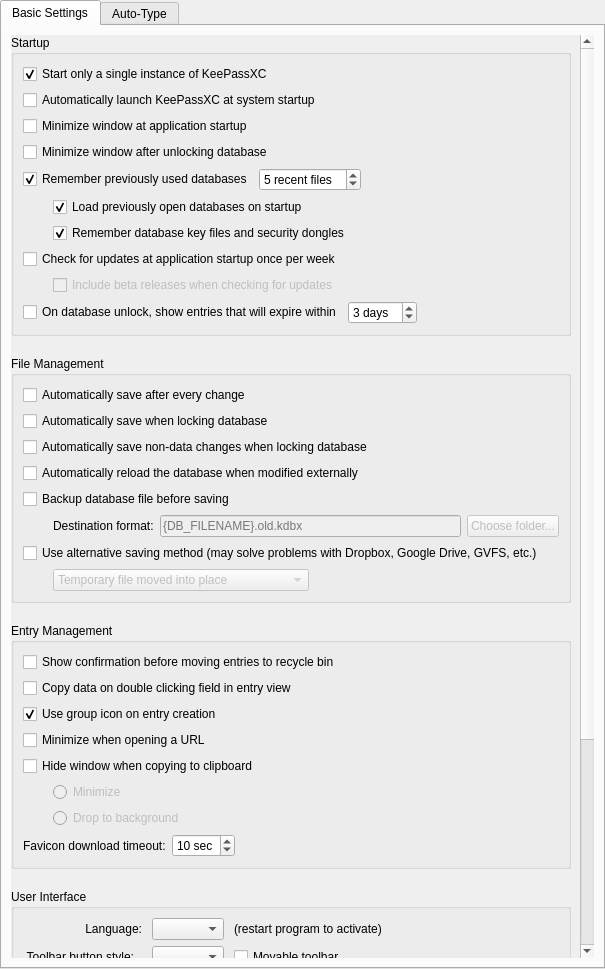
Old version of the form src/gui/ApplicationSettingsWidgetGeneral.ui in the repository keepassxreboot/keepassxc.
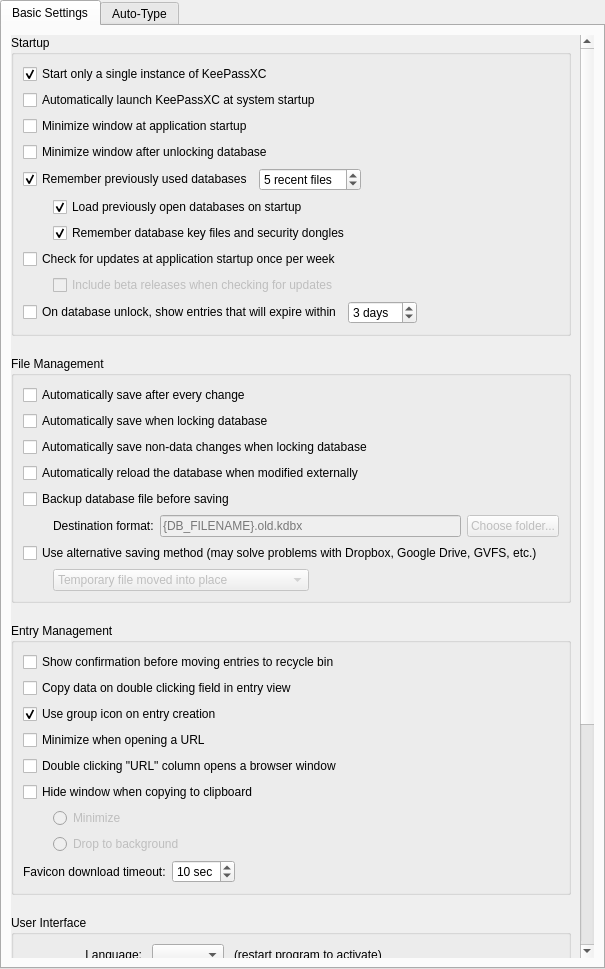
New version of the form. Custom widgets are drawn as their Qt base class.

Commit message: Add option to disable opening a browser window when double-clicking the "URL" column in EntryView.cpp

Diff of the .ui file:
```diff
--- a/src/gui/ApplicationSettingsWidgetGeneral.ui
+++ b/src/gui/ApplicationSettingsWidgetGeneral.ui
@@ -57,9 +57,9 @@
           <property name="geometry">
            <rect>
             <x>0</x>
-            <y>0</y>
-            <width>568</width>
-            <height>1153</height>
+            <y>-419</y>
+            <width>573</width>
+            <height>1397</height>
            </rect>
           </property>
           <layout class="QVBoxLayout" name="verticalLayout_8">
@@ -560,6 +560,13 @@
                 </property>
                </widget>
               </item>
+              <item>
+               <widget class="QCheckBox" name="openUrlOnDoubleClick">
+                <property name="text">
+                 <string>Double clicking &quot;URL&quot; column opens a browser window</string>
+                </property>
+               </widget>
+              </item>
               <item>
                <widget class="QCheckBox" name="hideWindowOnCopyCheckBox">
                 <property name="text">
```
The commit also changes 4 other files.
